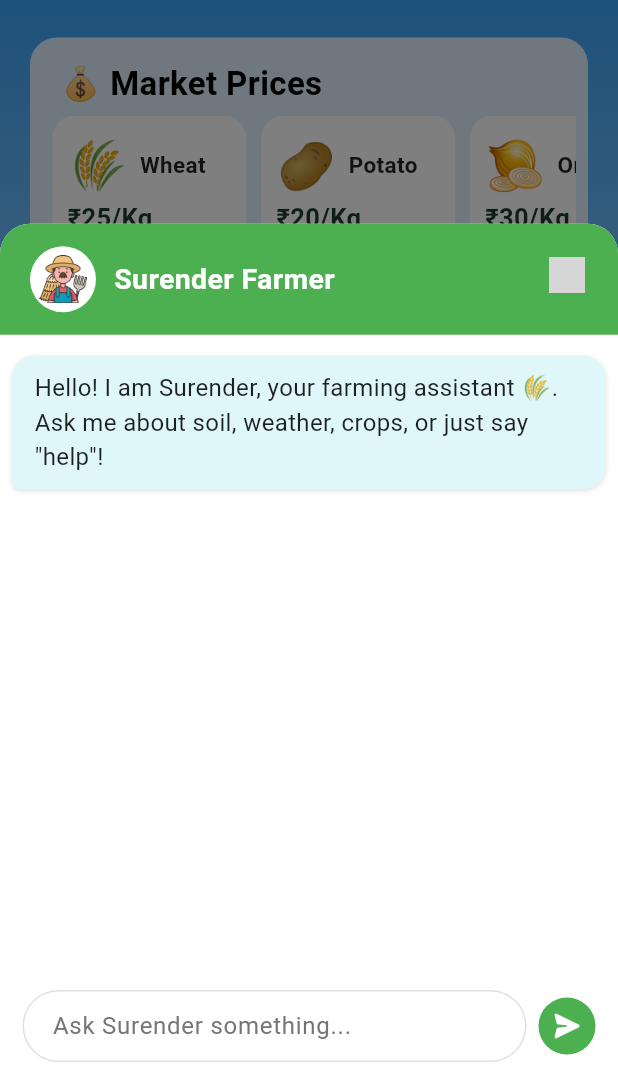
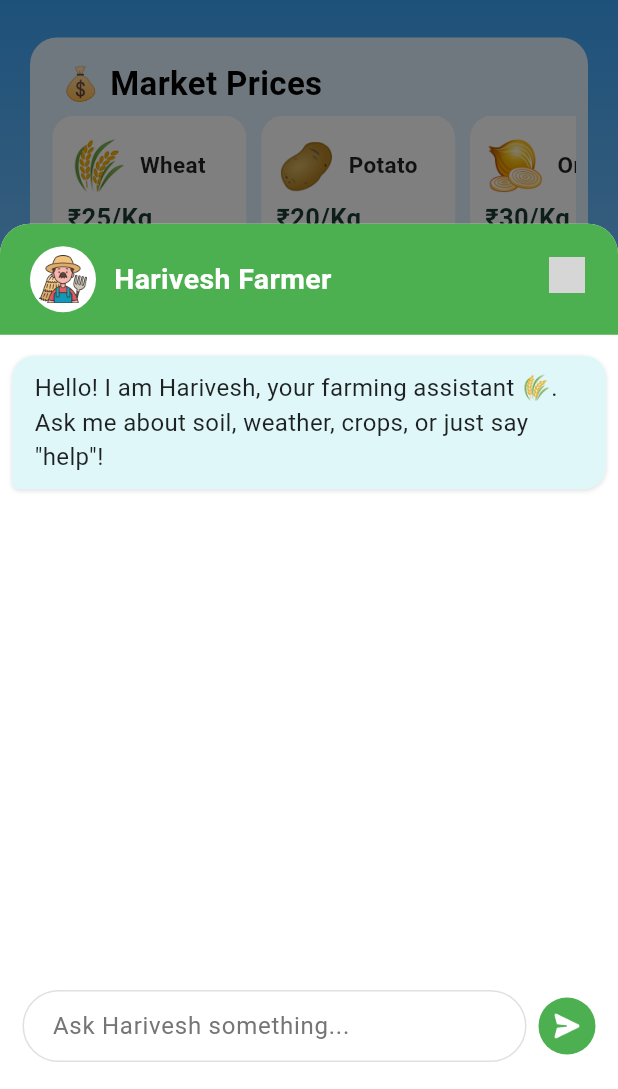
Before and after one commit to pranav14-1/HariVest, a Flutter app: the Dashboard screen opened by its route, after a tap on "Get Soil Recommendations", after a tap on the "chat" icon, on a phone screen of 412 x 824 dp, the part 147-1236 px from its top. Run offline on Flutter 3.47's test engine with Material 3 defaults, Android fonts, the phone set to English and light mode, and no system bars; our stand-ins replace firebase_auth, firebase_core, flutter_dotenv, google_generative_ai; accounts and stored records are empty; grey boxes are pictures that could not be loaded.

Commit message:
Integrate dotenv for environment variable management
Added flutter_dotenv to manage environment variables and updated .gitignore to exclude .env files. Refactored chat_bot.dart to use the GEMINI_API_KEY from the environment instead of hardcoding it. Updated references from 'Surender' to 'Harivesh' in the chatbot. Improved sign out logic in settings_screen.dart to use FirebaseAuth and navigate to home. Changed sign-in navigation to go to '/navbar' after login. Updated pubspec.yaml and asset configuration to include dotenv.

```diff
--- a/lib/models/chat_bot.dart
+++ b/lib/models/chat_bot.dart
@@ -1,4 +1,5 @@
 import 'package:flutter/material.dart';
+import 'package:flutter_dotenv/flutter_dotenv.dart';
 import 'package:google_generative_ai/google_generative_ai.dart';
 
 class ChatBot extends StatefulWidget {
@@ -10,14 +11,15 @@ class ChatBot extends StatefulWidget {
 }
 
 class _ChatBot extends State<ChatBot> with SingleTickerProviderStateMixin {
-  final String _geminiApiKey = 'AIzaSyA2Ar6RM4JmRc_cJOT_GqF5laWOtm8j1lU';
+  final String _geminiApiKey = dotenv.env['GEMINI_API_KEY'] ?? '';
   late GenerativeModel _geminiModel;
   final List<Map<String, String>> _messages = [
     {
       'id': '1',
-      'text': 'Hello! I am Surender, your farming assistant 🌾. Ask me about soil, weather, crops, or just say "help"!',
-      'sender': 'bot'
-    }
+      'text':
+          'Hello! I am Harivesh, your farming assistant 🌾. Ask me about soil, weather, crops, or just say "help"!',
+      'sender': 'bot',
+    },
   ];
   final TextEditingController _inputController = TextEditingController();
   final ScrollController _scrollController = ScrollController();
@@ -40,7 +42,10 @@ class _ChatBot extends State<ChatBot> with SingleTickerProviderStateMixin {
       duration: const Duration(milliseconds: 350),
     );
     _fadeAnim = Tween<double>(begin: 0, end: 1).animate(_modalAnimController);
-    _slideAnim = Tween<Offset>(begin: const Offset(0, 1), end: Offset.zero).animate(_modalAnimController);
+    _slideAnim = Tween<Offset>(
+      begin: const Offset(0, 1),
+      end: Offset.zero,
+    ).animate(_modalAnimController);
 
     _modalAnimController.forward();
   }
@@ -60,7 +65,7 @@ class _ChatBot extends State<ChatBot> with SingleTickerProviderStateMixin {
       _messages.add({
         'id': DateTime.now().millisecondsSinceEpoch.toString(),
         'text': input,
-        'sender': 'user'
+        'sender': 'user',
       });
       _isTyping = true;
       _inputController.clear();
@@ -69,14 +74,16 @@ class _ChatBot extends State<ChatBot> with SingleTickerProviderStateMixin {
 
     try {
       final response = await _geminiModel.generateContent([
-        Content.text("You are Surender, a friendly Indian farmer and agriculture expert. Help users with farming, soil, weather, crops, and give practical, friendly advice."),
-        Content.text(input)
+        Content.text(
+          "You are Harivesh, a friendly Indian farmer and agriculture expert. Help users with farming, soil, weather, crops, and give practical, friendly advice.",
+        ),
+        Content.text(input),
       ]);
       setState(() {
         _messages.add({
           'id': DateTime.now().millisecondsSinceEpoch.toString(),
           'text': response.text ?? "Sorry, I couldn't answer that.",
-          'sender': 'bot'
+          'sender': 'bot',
         });
         _isTyping = false;
       });
@@ -86,7 +93,7 @@ class _ChatBot extends State<ChatBot> with SingleTickerProviderStateMixin {
         _messages.add({
           'id': DateTime.now().millisecondsSinceEpoch.toString(),
           'text': "Error: ${e.toString()}",
-          'sender': 'bot'
+          'sender': 'bot',
         });
         _isTyping = false;
       });
@@ -163,10 +170,15 @@ class _ChatBot extends State<ChatBot> with SingleTickerProviderStateMixin {
                     Stack(
                       children: [
                         Container(
-                          padding: const EdgeInsets.symmetric(horizontal: 20, vertical: 15),
+                          padding: const EdgeInsets.symmetric(
+                            horizontal: 20,
+                            vertical: 15,
+                          ),
                           decoration: const BoxDecoration(
                             color: Color(0xFF4CAF50),
-                            borderRadius: BorderRadius.vertical(top: Radius.circular(20)),
+                            borderRadius: BorderRadius.vertical(
+                              top: Radius.circular(20),
+                            ),
                           ),
                           child: Row(
                             children: [
@@ -182,7 +194,7 @@ class _ChatBot extends State<ChatBot> with SingleTickerProviderStateMixin {
                               ),
                               const SizedBox(width: 12),
                               const Text(
-                                "Surender Farmer",
+                                "Harivesh Farmer",
                                 style: TextStyle(
                                   fontSize: 19,
                                   fontWeight: FontWeight.bold,
@@ -201,7 +213,9 @@ class _ChatBot extends State<ChatBot> with SingleTickerProviderStateMixin {
                               width: 24,
                               height: 24,
                             ),
-                            onPressed: widget.onClose ?? () => Navigator.of(context).pop(),
+                            onPressed:
+                                widget.onClose ??
+                                () => Navigator.of(context).pop(),
                           ),
                         ),
                       ],
@@ -212,7 +226,8 @@ class _ChatBot extends State<ChatBot> with SingleTickerProviderStateMixin {
                         controller: _scrollController,
                         itemCount: _messages.length,
                         padding: const EdgeInsets.only(top: 10, bottom: 10),
-                        itemBuilder: (context, idx) => _buildMessage(_messages[idx]),
+                        itemBuilder: (context, idx) =>
+                            _buildMessage(_messages[idx]),
                       ),
                     ),
                     if (_isTyping)
@@ -221,13 +236,20 @@ class _ChatBot extends State<ChatBot> with SingleTickerProviderStateMixin {
                         child: Row(
                           children: const [
                             Text(
-                              "Surender is typing...",
-                              style: TextStyle(color: Colors.grey, fontSize: 14),
+                              "Harivesh is typing...",
+                              style: TextStyle(
+                                color: Colors.grey,
+                                fontSize: 14,
+                              ),
                             ),
                             SizedBox(width: 8),
                             SizedBox(
-                              width: 16, height: 16,
-                              child: CircularProgressIndicator(strokeWidth: 2, color: Color(0xFF76B947)),
+                              width: 16,
+                              height: 16,
+                              child: CircularProgressIndicator(
+                                strokeWidth: 2,
+                                color: Color(0xFF76B947),
+                              ),
                             ),
                           ],
                         ),
@@ -241,18 +263,25 @@ class _ChatBot extends State<ChatBot> with SingleTickerProviderStateMixin {
                             child: TextField(
                               controller: _inputController,
                               decoration: InputDecoration(
-                                hintText: "Ask Surender something...",
+                                hintText: "Ask Harivesh something...",
                                 hintStyle: TextStyle(color: Colors.grey[600]),
                                 filled: true,
                                 fillColor: Colors.white,
-                                contentPadding: const EdgeInsets.symmetric(vertical: 10, horizontal: 16),
+                                contentPadding: const EdgeInsets.symmetric(
+                                  vertical: 10,
+                                  horizontal: 16,
+                                ),
                                 border: OutlineInputBorder(
                                   borderRadius: BorderRadius.circular(25),
-                                  borderSide: BorderSide(color: Colors.grey[300]!),
+                                  borderSide: BorderSide(
+                                    color: Colors.grey[300]!,
+                                  ),
                                 ),
                                 enabledBorder: OutlineInputBorder(
                                   borderRadius: BorderRadius.circular(25),
-                                  borderSide: BorderSide(color: Colors.grey[300]!),
+                                  borderSide: BorderSide(
+                                    color: Colors.grey[300]!,
+                                  ),
                                 ),
                               ),
                               textInputAction: TextInputAction.send,
--- a/lib/screens/dashboard.dart
+++ b/lib/screens/dashboard.dart
@@ -221,7 +221,6 @@ class _DashboardState extends State<Dashboard> with TickerProviderStateMixin {
     final screenWidth = MediaQuery.of(context).size.width;
     final horizontalPadding = 20.0; // From SingleChildScrollView
     final listViewPadding = 16.0; // 8 left + 8 right
-    final itemMargin = 16.0; // 8 left + 8 right per item
     final availableWidth =
         screenWidth - 2 * horizontalPadding - 2 * listViewPadding;
     final itemWidth = availableWidth * 0.38;
--- a/lib/screens/signInScreen.dart
+++ b/lib/screens/signInScreen.dart
@@ -30,7 +30,7 @@ class _SignInScreenState extends State<SignInScreen> {
       final userCredential = await FirebaseAuth.instance
           .signInWithEmailAndPassword(email: email, password: password);
       if (userCredential.user != null) {
-        Navigator.pushReplacementNamed(context, '/dashboard');
+        Navigator.pushReplacementNamed(context, '/navbar');
         return;
       }
 
--- a/pubspec.yaml
+++ b/pubspec.yaml
@@ -34,6 +34,7 @@ dependencies:
   firebase_auth:
   firebase_core:
   google_generative_ai: ^0.4.7
+  flutter_dotenv:
 
   # The following adds the Cupertino Icons font to your application.
   # Use with the CupertinoIcons class for iOS style icons.
@@ -63,6 +64,7 @@ flutter:
 
   # To add assets to your application, add an assets section, like this:
   assets:
+    - .env
     - assets/images/
   #   - images/a_dot_burr.jpeg
   #   - images/a_dot_ham.jpeg
```
Also changed, not shown: lib/main.dart (+8 -5 lines), lib/screens/settings_screen.dart (+9 -5 lines), 1 other file.
